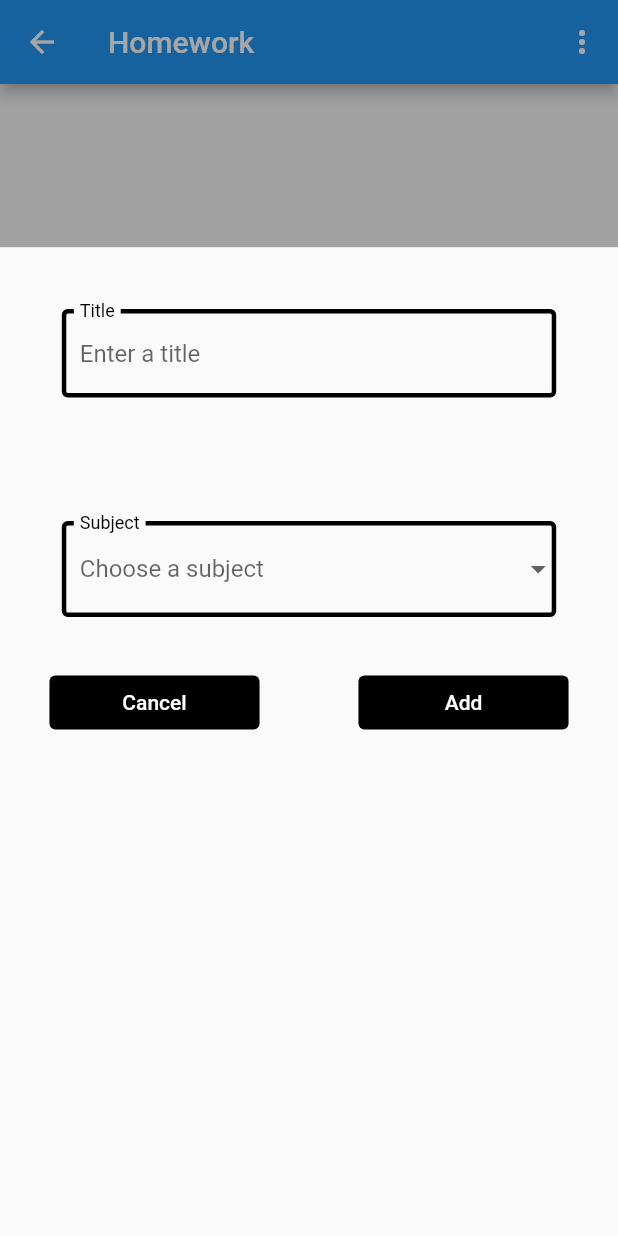
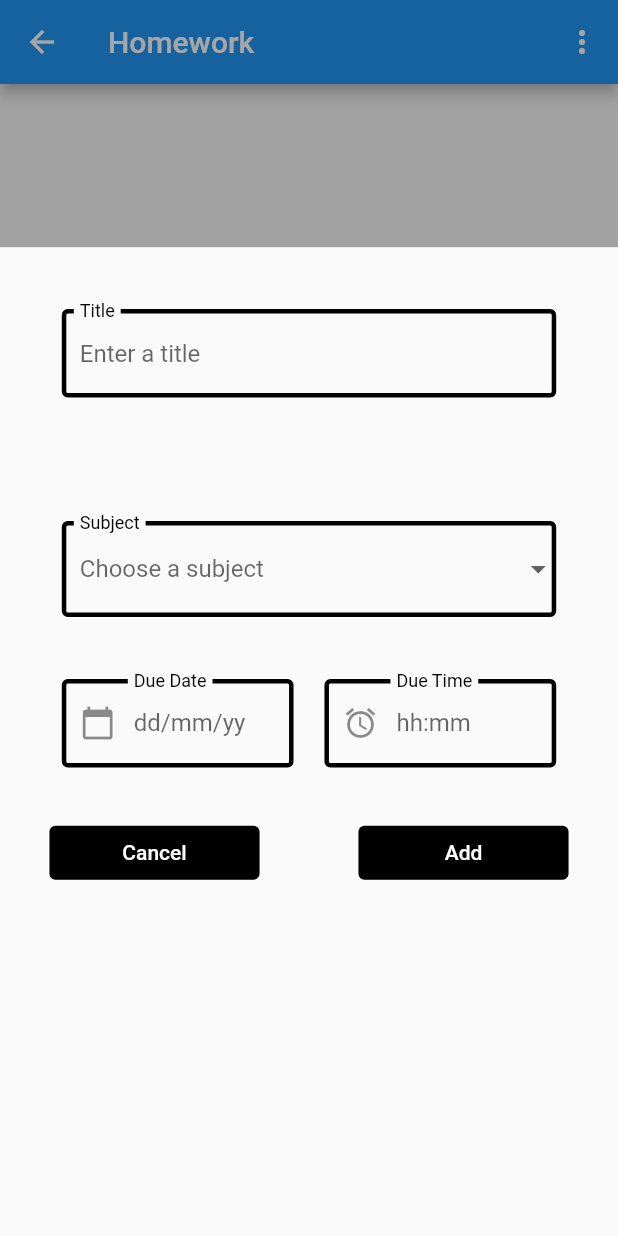
Before and after one commit to lachiejames/lachies_life_planner, a Flutter app: the HomeworkScreen screen opened directly, after a tap on the "add" icon, on a phone screen of 412 x 824 dp. Run offline on Flutter 3.47's test engine with Material 2 defaults, Android fonts, the phone set to English and light mode, and no system bars; our stand-ins replace cloud_firestore, firebase_core, modal_bottom_sheet; accounts and stored records are empty.

Commit message:
Add date and time pickers

```diff
--- /dev/null
+++ b/lib/homework_screen/widgets/edit_assignment_widget/edit_assignment_date_picker.dart
@@ -0,0 +1,43 @@
+import 'package:flutter/material.dart';
+import 'package:lachies_life_planner/shared/config/size_config.dart';
+
+class EditAssignmentDatePicker extends StatelessWidget {
+  @override
+  Widget build(BuildContext context) {
+    return Expanded(
+      child: Container(
+        margin: EdgeInsets.fromLTRB(
+          screenWidthUnit * 10,
+          screenHeightUnit * 5,
+          screenWidthUnit * 2.5,
+          screenHeightUnit * 0,
+        ),
+        child: Center(
+          child: TextFormField(
+            decoration: InputDecoration(
+              prefixIcon: GestureDetector(
+                onTap: () async => await showDatePicker(
+                  context: context,
+                  initialDate: DateTime.now(),
+                  firstDate: DateTime.utc(1970),
+                  lastDate: DateTime.utc(2069, 4, 20),
+                ),
+                child: Icon(Icons.calendar_today),
+              ),
+              floatingLabelBehavior: FloatingLabelBehavior.always,
+              labelText: 'Due Date',
+              labelStyle: TextStyle(color: Colors.black),
+              focusedBorder: OutlineInputBorder(
+                borderSide: BorderSide(color: Colors.black, width: 3.0),
+              ),
+              enabledBorder: OutlineInputBorder(
+                borderSide: BorderSide(color: Colors.black, width: 3.0),
+              ),
+              hintText: 'dd/mm/yy',
+            ),
+          ),
+        ),
+      ),
+    );
+  }
+}
--- a/lib/homework_screen/widgets/edit_assignment_widget/edit_assignment_form.dart
+++ b/lib/homework_screen/widgets/edit_assignment_widget/edit_assignment_form.dart
@@ -1,6 +1,8 @@
 import 'package:flutter/material.dart';
+import 'package:lachies_life_planner/homework_screen/widgets/edit_assignment_widget/edit_assignment_date_picker.dart';
 import 'package:lachies_life_planner/homework_screen/widgets/edit_assignment_widget/edit_assignment_form_field.dart';
 import 'package:lachies_life_planner/homework_screen/widgets/edit_assignment_widget/edit_assignment_subject_menu.dart';
+import 'package:lachies_life_planner/homework_screen/widgets/edit_assignment_widget/edit_assignment_time_picker.dart';
 
 class EditAssignmentForm extends StatelessWidget {
   @override
@@ -15,6 +17,10 @@ class EditAssignmentForm extends StatelessWidget {
             hintText: 'Enter a title',
           ),
           EditAssignmentSubjectMenu(),
+          Row(children: [
+            EditAssignmentDatePicker(),
+            EditAssignmentTimePicker(),
+          ]),
         ],
       ),
     );
--- /dev/null
+++ b/lib/homework_screen/widgets/edit_assignment_widget/edit_assignment_time_picker.dart
@@ -0,0 +1,38 @@
+import 'package:flutter/material.dart';
+import 'package:lachies_life_planner/shared/config/size_config.dart';
+
+class EditAssignmentTimePicker extends StatelessWidget {
+  @override
+  Widget build(BuildContext context) {
+    return Expanded(
+      child: Container(
+        margin: EdgeInsets.fromLTRB(
+          screenWidthUnit * 2.5,
+          screenHeightUnit * 5,
+          screenWidthUnit * 10,
+          screenHeightUnit * 0,
+        ),
+        child: Center(
+          child: TextFormField(
+            decoration: InputDecoration(
+              prefixIcon: GestureDetector(
+                onTap: () async => await showTimePicker(context: context, initialTime: TimeOfDay.now()),
+                child: Icon(Icons.alarm),
+              ),
+              floatingLabelBehavior: FloatingLabelBehavior.always,
+              labelText: 'Due Time',
+              labelStyle: TextStyle(color: Colors.black),
+              focusedBorder: OutlineInputBorder(
+                borderSide: BorderSide(color: Colors.black, width: 3.0),
+              ),
+              enabledBorder: OutlineInputBorder(
+                borderSide: BorderSide(color: Colors.black, width: 3.0),
+              ),
+              hintText: 'hh:mm',
+            ),
+          ),
+        ),
+      ),
+    );
+  }
+}
```
